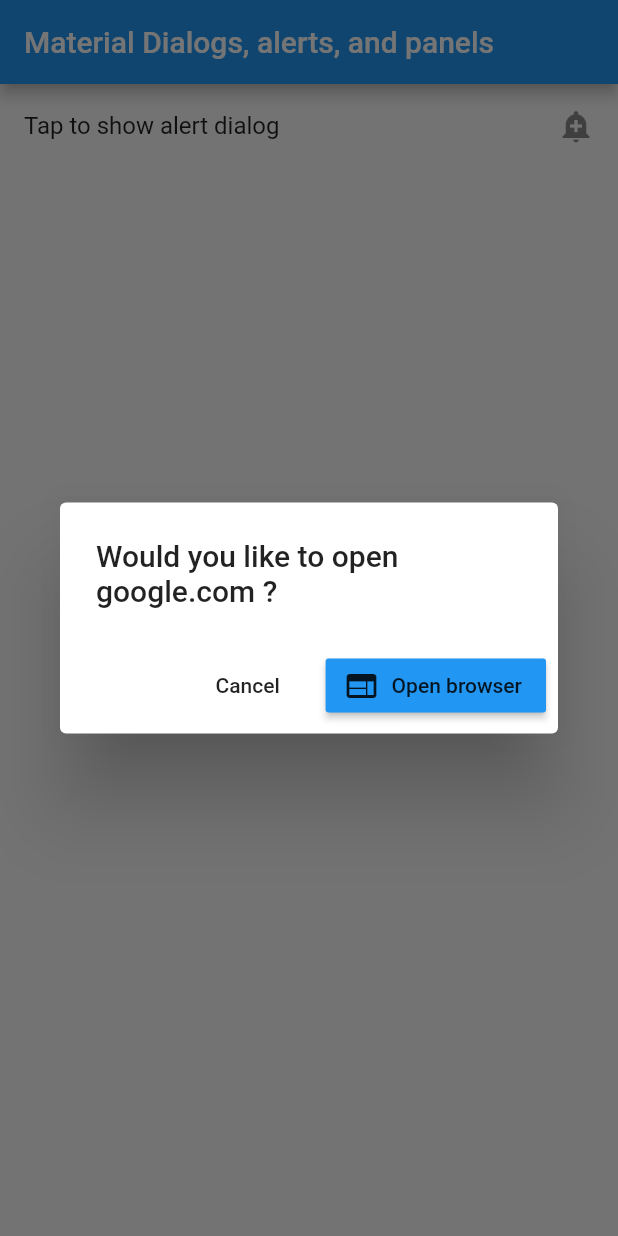
After one commit to devmonkey-io/awesome_ui, a Flutter app: the MaterialDialogScreen screen opened directly, after a tap on "Tap to show alert dialog", on a phone screen of 412 x 824 dp. The commit adds this screen. Run offline on Flutter 3.47's test engine with Material 2 defaults, Android fonts, the phone set to English and light mode, and no system bars.

Commit message:
added alert dialog

```diff
--- a/lib/awesome_ui_app.dart
+++ b/lib/awesome_ui_app.dart
@@ -1,4 +1,4 @@
-import 'package:awesome_ui/screen/material_input.dart';
+import 'package:awesome_ui/screen/material_dialog.dart';
 import 'package:flutter/cupertino.dart';
 import 'package:flutter/material.dart';
 
@@ -7,7 +7,7 @@ class AwesomeUIApp extends StatelessWidget {
   Widget build(BuildContext context) {
     return MaterialApp(
       title: 'Awesome UI',
-      home: MaterialInputScreen(),
+      home: MaterialDialogScreen(),
       debugShowCheckedModeBanner: false,
     );
   }
--- /dev/null
+++ b/lib/screen/material_dialog.dart
@@ -0,0 +1,20 @@
+import 'package:awesome_ui/widget/awesome_alert_dialog.dart';
+import 'package:flutter/material.dart';
+
+class MaterialDialogScreen extends StatelessWidget {
+  final List<Widget> _children = <Widget>[
+    AwesomeAlertDialogWidget(),
+  ];
+
+  @override
+  Widget build(BuildContext context) {
+    return Scaffold(
+      appBar: AppBar(
+        title: Text('Material Dialogs, alerts, and panels'),
+      ),
+      body: ListView(
+        children: _children,
+      ),
+    );
+  }
+}
--- /dev/null
+++ b/lib/widget/awesome_alert_dialog.dart
@@ -0,0 +1,51 @@
+import 'package:flutter/material.dart';
+
+class AwesomeAlertDialogWidget extends StatelessWidget {
+  static BuildContext _context;
+  final List<Widget> _actions = <Widget>[
+    FlatButton(
+      child: Text('Cancel'),
+      onPressed: () {
+        Navigator.of(_context).pop();
+      },
+    ),
+    RaisedButton.icon(
+      color: Colors.blue,
+      icon: Icon(Icons.web),
+      label: Text('Open browser'),
+      onPressed: () {
+        print('please write code to open url in browser');
+      },
+    )
+  ];
+
+  @override
+  Widget build(BuildContext context) {
+    _context = context;
+
+    return ListTile(
+      title: Text('Tap to show alert dialog'),
+      trailing: Icon(Icons.add_alert),
+      onTap: _onTap,
+    );
+  }
+
+  void _onTap() {
+    _showAlertDialog();
+  }
+
+  void _showAlertDialog() {
+    showDialog(
+      context: _context,
+      builder: _buildAlertDialog,
+      barrierDismissible: false,
+    );
+  }
+
+  Widget _buildAlertDialog(BuildContext buildContext) {
+    return AlertDialog(
+      title: Text('Would you like to open google.com ?'),
+      actions: _actions,
+    );
+  }
+}
```
